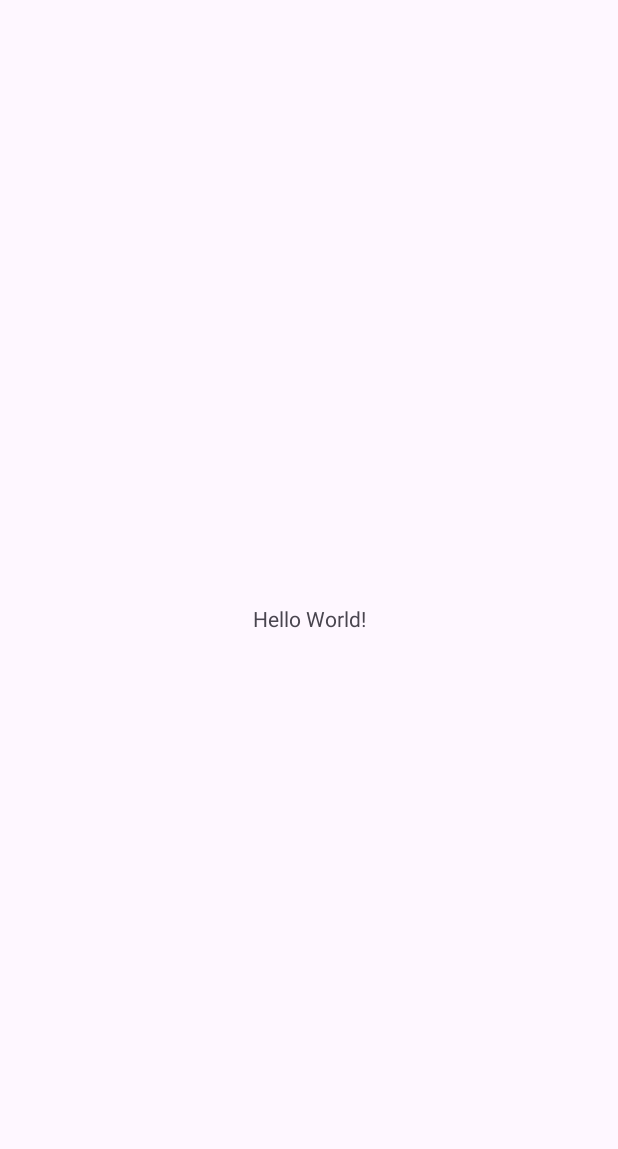
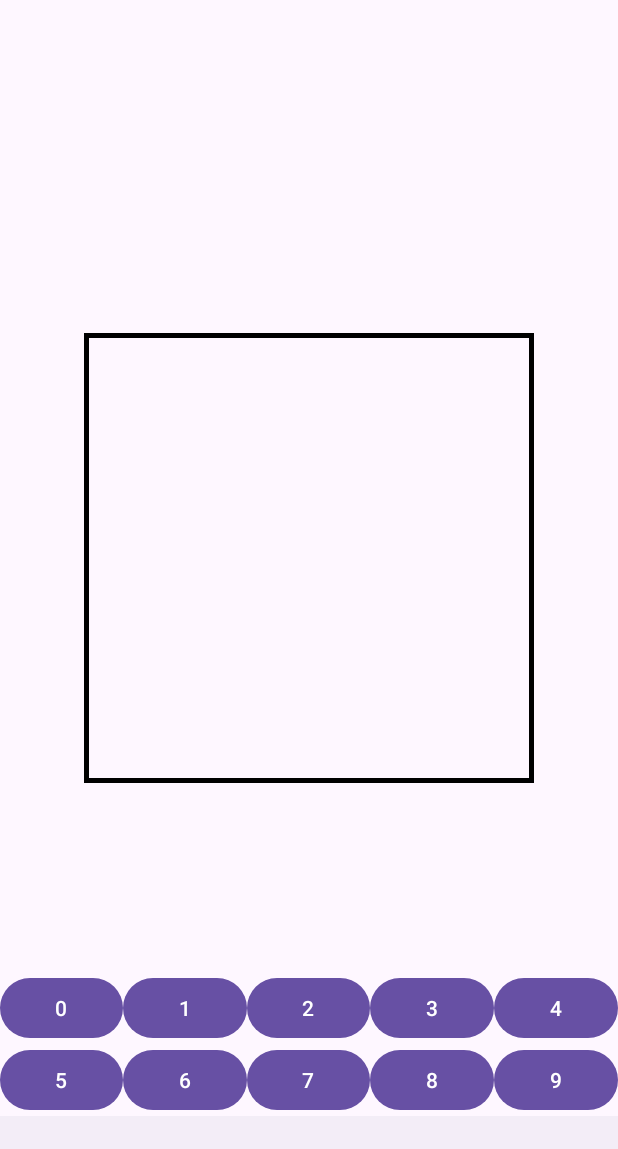
Before and after one commit to MikaelRoev/Sudoku-Solver-OCR, an Android app: the screen it shows after launch (MainActivity before the commit, SudokuBoardActivity after it), on a phone screen of 412 x 824 dp. Before the commit the part shown is almost empty. Shown: the top 1149 px of the screen. Run offline under Robolectric (Android 15) with nearby library versions, the phone set to English and light mode, and no system bars.

Commit message:
Have to give up on using OCR. I have tested for 40-50h with no luck of integrating OpenCV or Tesseract into the project. All documentation is several years old and does not work. This is the start of making a manual input method of a sudoku board

```diff
--- a/Sudoku Solver/app/src/main/AndroidManifest.xml
+++ b/Sudoku Solver/app/src/main/AndroidManifest.xml
@@ -14,6 +14,9 @@
         tools:targetApi="31">
         <activity
             android:name=".MainActivity"
+            android:exported="false" />
+        <activity
+            android:name=".SudokuBoardActivity"
             android:exported="true">
             <intent-filter>
                 <action android:name="android.intent.action.MAIN" />
--- /dev/null
+++ b/Sudoku Solver/app/src/main/java/no/ntnu/prog2007/sudokusolver/SudokuBoard.kt
@@ -0,0 +1,23 @@
+package no.ntnu.prog2007.sudokusolver
+
+import android.content.Context
+import android.graphics.Canvas
+import android.graphics.Color
+import android.graphics.Paint
+import android.util.AttributeSet
+import android.view.View
+
+class SudokuBoard(context: Context, attributeset: AttributeSet): View(context, attributeset) {
+
+    private val thickLinePaint = Paint().apply {
+        style = Paint.Style.STROKE
+        color = Color.BLACK
+        strokeWidth = 10F
+
+    }
+
+    override fun onDraw(canvas: Canvas) {
+        canvas.drawRect(0F, 0F, width.toFloat(), height.toFloat(), thickLinePaint)
+        canvas
+    }
+}
--- /dev/null
+++ b/Sudoku Solver/app/src/main/java/no/ntnu/prog2007/sudokusolver/SudokuBoardActivity.kt
@@ -0,0 +1,25 @@
+package no.ntnu.prog2007.sudokusolver
+
+import androidx.appcompat.app.AppCompatActivity
+import android.os.Bundle
+import no.ntnu.prog2007.sudokusolver.databinding.ActivityMainBinding
+import no.ntnu.prog2007.sudokusolver.databinding.ActivitySudokuBoardBinding
+
+class SudokuBoardActivity : AppCompatActivity() {
+
+    private lateinit var binding: ActivitySudokuBoardBinding
+
+    override fun onCreate(savedInstanceState: Bundle?) {
+        super.onCreate(savedInstanceState)
+        binding = ActivitySudokuBoardBinding.inflate(layoutInflater)
+        setContentView(binding.root)
+
+        val fragmentManager = supportFragmentManager
+        val fragmentTransaction = fragmentManager.beginTransaction()
+        val fragment = SudokuInsertFragment()
+
+        fragmentTransaction.replace(binding.SudokuBoardContainer.id, fragment)
+        fragmentTransaction.addToBackStack(null)
+        fragmentTransaction.commit()
+    }
+}
--- /dev/null
+++ b/Sudoku Solver/app/src/main/java/no/ntnu/prog2007/sudokusolver/SudokuInsertFragment.kt
@@ -0,0 +1,29 @@
+package no.ntnu.prog2007.sudokusolver
+
+import android.os.Bundle
+import androidx.fragment.app.Fragment
+import android.view.LayoutInflater
+import android.view.View
+import android.view.ViewGroup
+
+// TODO: Rename parameter arguments, choose names that match
+// the fragment initialization parameters, e.g. ARG_ITEM_NUMBER
+private const val ARG_PARAM1 = "param1"
+private const val ARG_PARAM2 = "param2"
+
+/**
+ * A simple [Fragment] subclass.
+ * Use the [SudokuInsertFragment.newInstance] factory method to
+ * create an instance of this fragment.
+ */
+class SudokuInsertFragment : Fragment() {
+
+    override fun onCreateView(
+        inflater: LayoutInflater, container: ViewGroup?,
+        savedInstanceState: Bundle?
+    ): View? {
+        // Inflate the layout for this fragment
+        return inflater.inflate(R.layout.fragment_sudoku_insert, container, false)
+    }
+
+}
--- /dev/null
+++ b/Sudoku Solver/app/src/main/res/layout/activity_sudoku_board.xml
@@ -0,0 +1,27 @@
+<?xml version="1.0" encoding="utf-8"?>
+<androidx.constraintlayout.widget.ConstraintLayout xmlns:android="http://schemas.android.com/apk/res/android"
+    xmlns:app="http://schemas.android.com/apk/res-auto"
+    xmlns:tools="http://schemas.android.com/tools"
+    android:layout_width="match_parent"
+    android:layout_height="match_parent"
+    tools:context=".SudokuBoardActivity">
+
+    <com.google.android.material.bottomnavigation.BottomNavigationView
+        android:id="@+id/NavView"
+        android:layout_width="0dp"
+        android:layout_height="wrap_content"
+        android:layout_marginStart="0dp"
+        android:layout_marginEnd="0dp"
+        app:layout_constraintBottom_toBottomOf="parent"
+        app:layout_constraintStart_toStartOf="parent"
+        app:layout_constraintEnd_toEndOf="parent" />
+
+    <androidx.fragment.app.FragmentContainerView
+        android:id="@+id/SudokuBoardContainer"
+        android:layout_width="match_parent"
+        android:layout_height="0dp"
+        app:layout_constraintBottom_toTopOf="@id/NavView"
+        app:layout_constraintTop_toTopOf="parent"
+        app:layout_constraintStart_toStartOf="parent"
+        app:layout_constraintEnd_toEndOf="parent" />
+</androidx.constraintlayout.widget.ConstraintLayout>
--- /dev/null
+++ b/Sudoku Solver/app/src/main/res/layout/fragment_sudoku_insert.xml
@@ -0,0 +1,126 @@
+<?xml version="1.0" encoding="utf-8"?>
+<RelativeLayout xmlns:android="http://schemas.android.com/apk/res/android"
+    xmlns:app="http://schemas.android.com/apk/res-auto"
+    xmlns:tools="http://schemas.android.com/tools"
+    android:layout_width="match_parent"
+    android:layout_height="match_parent"
+    tools:context=".SudokuInsertFragment">
+
+    <no.ntnu.prog2007.sudokusolver.SudokuBoard
+        android:id="@+id/sudokuBoardView"
+        android:layout_width="300dp"
+        android:layout_height="300dp"
+        android:layout_centerInParent="true"
+        />
+
+    <GridLayout
+        android:id="@+id/numberPad"
+        android:layout_width="match_parent"
+        android:layout_height="wrap_content"
+        android:layout_alignParentBottom="true"
+        android:layout_centerHorizontal="true"
+        android:columnCount="5"
+        android:rowCount="2">
+
+        <Button
+            android:id="@+id/noneButton"
+            android:layout_width="0dp"
+            android:layout_height="wrap_content"
+            android:layout_row="0"
+            android:layout_column="0"
+            android:layout_columnWeight="1"
+            android:layout_gravity="fill_horizontal"
+            android:text="0" />
+
+        <Button
+            android:id="@+id/oneButton"
+            android:layout_width="0dp"
+            android:layout_height="wrap_content"
+            android:layout_row="0"
+            android:layout_column="1"
+            android:layout_columnWeight="1"
+            android:layout_gravity="fill_horizontal"
+            android:text="1" />
+
+        <Button
+            android:id="@+id/twoButton"
+            android:layout_width="0dp"
+            android:layout_height="wrap_content"
+            android:layout_row="0"
+            android:layout_column="2"
+            android:layout_columnWeight="1"
+            android:layout_gravity="fill_horizontal"
+            android:text="2" />
+
+        <Button
+            android:id="@+id/threeButton"
+            android:layout_width="0dp"
+            android:layout_height="wrap_content"
+            android:layout_row="0"
+            android:layout_column="3"
+            android:layout_columnWeight="1"
+            android:layout_gravity="fill_horizontal"
+            android:text="3" />
+
+        <Button
+            android:id="@+id/fourButton"
+            android:layout_width="0dp"
+            android:layout_height="wrap_content"
+            android:layout_row="0"
+            android:layout_column="4"
+            android:layout_columnWeight="1"
+            android:layout_gravity="fill_horizontal"
+            android:text="4" />
+
+        <Button
+            android:id="@+id/fiveButton"
+            android:layout_width="0dp"
+            android:layout_height="wrap_content"
+            android:layout_row="1"
+            android:layout_column="0"
+            android:layout_columnWeight="1"
+            android:layout_gravity="fill_horizontal"
+            android:text="5" />
+
+        <Button
+            android:id="@+id/sixButton"
+            android:layout_width="0dp"
+            android:layout_height="wrap_content"
+            android:layout_row="1"
+            android:layout_column="1"
+            android:layout_columnWeight="1"
+            android:layout_gravity="fill_horizontal"
+            android:text="6" />
+
+        <Button
+            android:id="@+id/sevenButton"
+            android:layout_width="0dp"
+            android:layout_height="wrap_content"
+            android:layout_row="1"
+            android:layout_column="2"
+            android:layout_columnWeight="1"
+            android:layout_gravity="fill_horizontal"
+            android:text="7" />
+
+        <Button
+            android:id="@+id/eightButton"
+            android:layout_width="0dp"
+            android:layout_height="wrap_content"
+            android:layout_row="1"
+            android:layout_column="3"
+            android:layout_columnWeight="1"
+            android:layout_gravity="fill_horizontal"
+            android:text="8" />
+
+        <Button
+            android:id="@+id/nineButton"
+            android:layout_width="0dp"
+            android:layout_height="wrap_content"
+            android:layout_row="1"
+            android:layout_column="4"
+            android:layout_columnWeight="1"
+            android:layout_gravity="fill_horizontal"
+            android:text="9" />
+    </GridLayout>
+
+</RelativeLayout>
--- a/Sudoku Solver/app/src/main/res/values/strings.xml
+++ b/Sudoku Solver/app/src/main/res/values/strings.xml
@@ -1,3 +1,5 @@
 <resources>
     <string name="app_name">Sudoku Solver</string>
+    <!-- TODO: Remove or change this placeholder text -->
+    <string name="hello_blank_fragment">Hello blank fragment</string>
 </resources>
```
